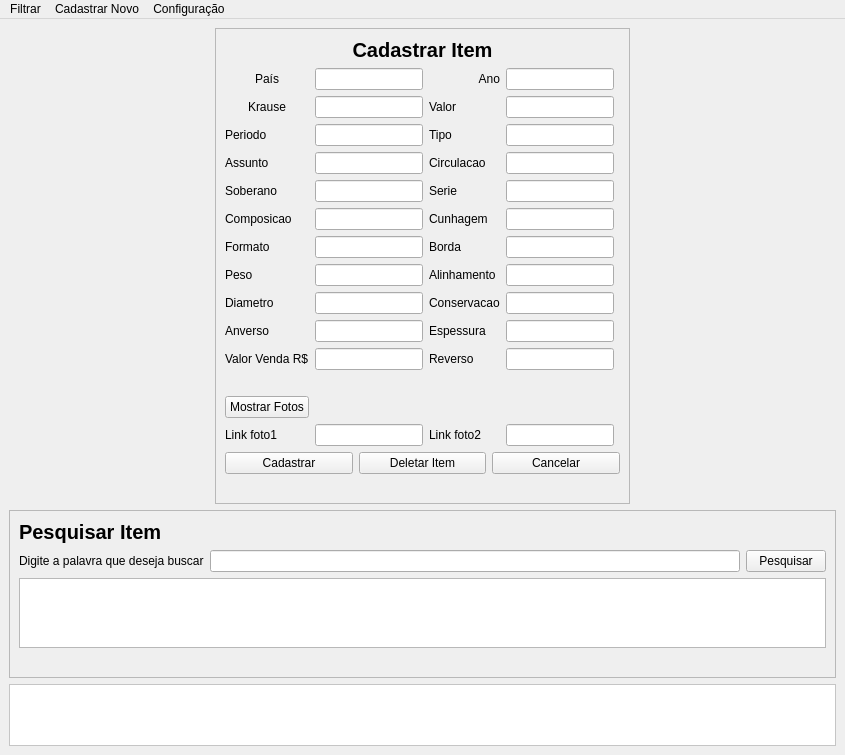
Above: layout.ui from chriscoliveira/python_notas_e_moedas_colecao before the change. Below: the same form after it.
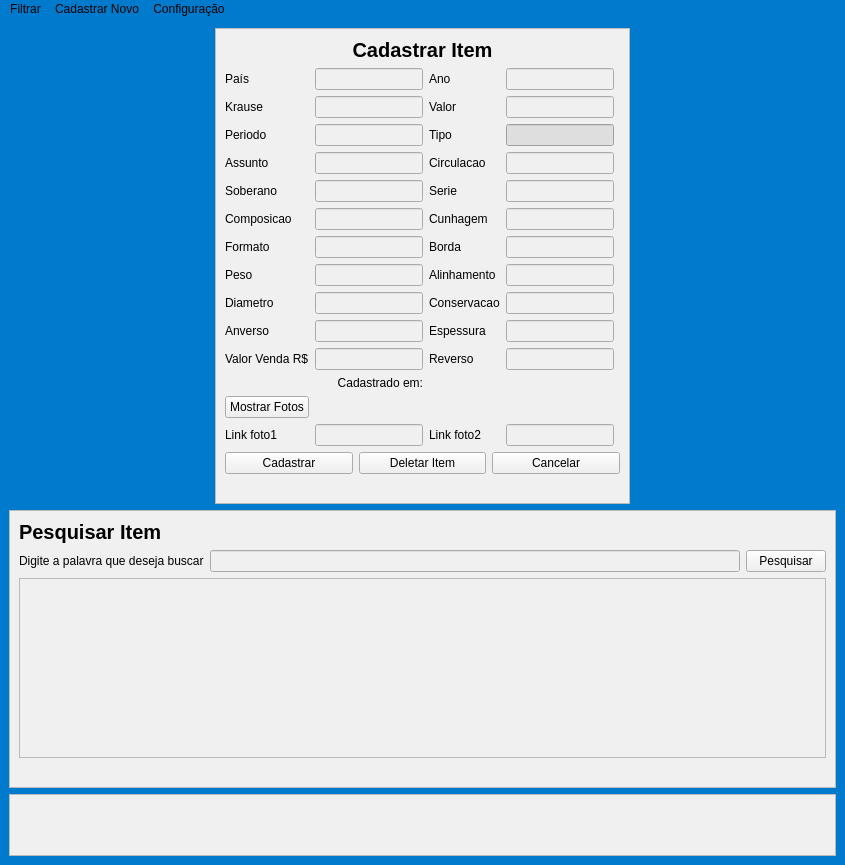
That is the form after the change.

```diff
--- a/layout.ui
+++ b/layout.ui
@@ -7,7 +7,7 @@
     <x>0</x>
     <y>0</y>
     <width>845</width>
-    <height>723</height>
+    <height>865</height>
    </rect>
   </property>
   <property name="maximumSize">
@@ -23,7 +23,7 @@
    <bool>false</bool>
   </property>
   <property name="styleSheet">
-   <string notr="true"/>
+   <string notr="true">background-color: rgb(0, 122, 204);</string>
   </property>
   <widget class="QWidget" name="centralwidget">
    <layout class="QGridLayout" name="gridLayout_7">
@@ -34,7 +34,7 @@
         <item>
          <widget class="QFrame" name="frame_resumo">
           <property name="styleSheet">
-           <string notr="true">background-color: rgb(255, 255, 255);</string>
+           <string notr="true">background-color: rgb(240, 240, 240);</string>
           </property>
           <property name="frameShape">
            <enum>QFrame::StyledPanel</enum>
@@ -92,6 +92,9 @@
         <property name="layoutDirection">
          <enum>Qt::LeftToRight</enum>
         </property>
+        <property name="styleSheet">
+         <string notr="true">background-color: rgb(240, 240, 240);</string>
+        </property>
         <property name="frameShape">
          <enum>QFrame::StyledPanel</enum>
         </property>
@@ -173,11 +176,14 @@
            </item>
            <item row="0" column="2">
             <widget class="QLabel" name="label_2">
+             <property name="layoutDirection">
+              <enum>Qt::LeftToRight</enum>
+             </property>
              <property name="text">
               <string>Ano</string>
              </property>
              <property name="alignment">
-              <set>Qt::AlignRight|Qt::AlignTrailing|Qt::AlignVCenter</set>
+              <set>Qt::AlignLeading|Qt::AlignLeft|Qt::AlignVCenter</set>
              </property>
             </widget>
            </item>
@@ -224,23 +230,9 @@
            <item row="0" column="1">
             <widget class="QLineEdit" name="ed_pais"/>
            </item>
-           <item row="0" column="0" alignment="Qt::AlignHCenter">
-            <widget class="QLabel" name="label">
-             <property name="text">
-              <string>País</string>
-             </property>
-            </widget>
-           </item>
            <item row="1" column="1">
             <widget class="QLineEdit" name="ed_krause"/>
            </item>
-           <item row="1" column="0" alignment="Qt::AlignHCenter">
-            <widget class="QLabel" name="label_3">
-             <property name="text">
-              <string>Krause</string>
-             </property>
-            </widget>
-           </item>
            <item row="16" column="0" colspan="5">
             <layout class="QHBoxLayout" name="horizontalLayout">
              <item>
@@ -318,6 +310,12 @@
            </item>
            <item row="12" column="2">
             <widget class="QLabel" name="lbl_id">
+             <property name="maximumSize">
+              <size>
+               <width>1</width>
+               <height>16777215</height>
+              </size>
+             </property>
              <property name="text">
               <string/>
              </property>
@@ -399,7 +397,12 @@
             </widget>
            </item>
            <item row="2" column="3">
-            <widget class="QLineEdit" name="ed_tipo"/>
+            <widget class="QLineEdit" name="ed_tipo">
+             <property name="styleSheet">
+              <string notr="true">background-color: rgb(222, 222, 222);
+color: rgb(170, 23, 25);</string>
+             </property>
+            </widget>
            </item>
            <item row="9" column="0">
             <widget class="QLabel" name="label_19">
@@ -440,6 +443,30 @@
              </property>
             </widget>
            </item>
+           <item row="11" column="0" colspan="2">
+            <widget class="QLabel" name="label_23">
+             <property name="text">
+              <string>Cadastrado em:</string>
+             </property>
+             <property name="alignment">
+              <set>Qt::AlignRight|Qt::AlignTrailing|Qt::AlignVCenter</set>
+             </property>
+            </widget>
+           </item>
+           <item row="1" column="0">
+            <widget class="QLabel" name="label_26">
+             <property name="text">
+              <string>Krause</string>
+             </property>
+            </widget>
+           </item>
+           <item row="0" column="0">
+            <widget class="QLabel" name="label_27">
+             <property name="text">
+              <string>País</string>
+             </property>
+            </widget>
+           </item>
           </layout>
          </item>
         </layout>
@@ -462,6 +489,9 @@
         <property name="autoFillBackground">
          <bool>false</bool>
         </property>
+        <property name="styleSheet">
+         <string notr="true">background-color: rgb(240, 240, 240);</string>
+        </property>
         <property name="frameShape">
          <enum>QFrame::StyledPanel</enum>
         </property>
@@ -532,7 +562,7 @@
      <x>0</x>
      <y>0</y>
      <width>845</width>
-     <height>21</height>
+     <height>22</height>
     </rect>
    </property>
    <widget class="QMenu" name="menuCadastrar">
```
Left out of the diff: 2 changed lines with no effect on the pictures.
